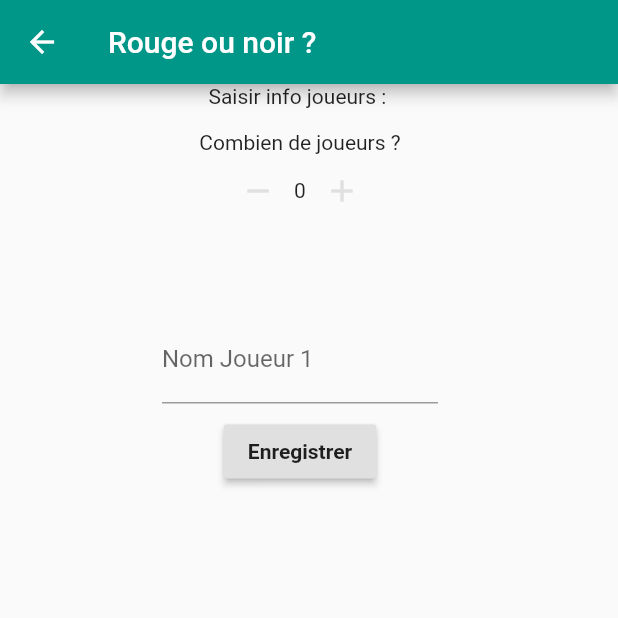
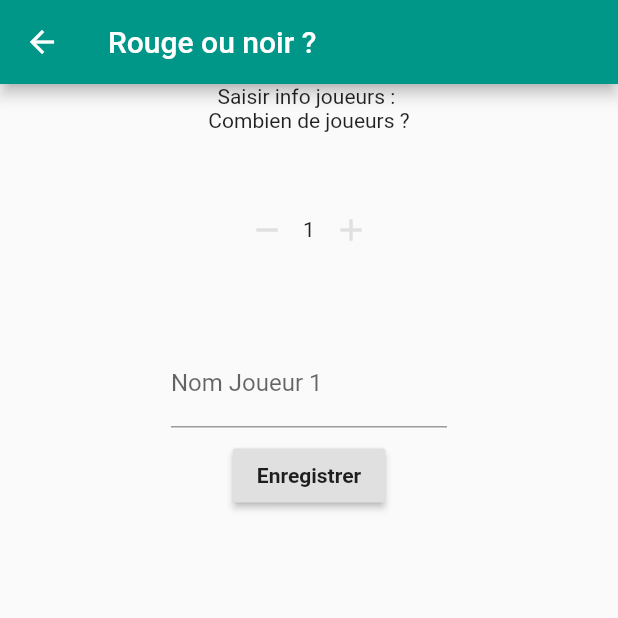
Before and after one commit to dianecdr/rouge_noir, a Flutter app: the screen it shows after launch, after a tap on "Commencer une partie", on a phone screen of 412 x 824 dp, the top half of it. Run offline on Flutter 3.47's test engine with Material 2 defaults, Android fonts, the phone set to English and light mode, and no system bars; our stand-ins replace material_design_icons_flutter; accounts and stored records are empty.

Commit message:
start handling user register before starting game

```diff
--- a/lib/screens/homepage_screen.dart
+++ b/lib/screens/homepage_screen.dart
@@ -1,12 +1,12 @@
 import 'package:flutter/cupertino.dart';
 import 'package:flutter/material.dart';
 
-import 'register_players_screen.dart';
+import 'register_users_screen.dart';
 
 class HomePageScreen extends StatelessWidget {
   void selectStartGame(BuildContext ctx) {
     Navigator.of(ctx).push(MaterialPageRoute(builder: (_) {
-      return RegisterPlayersScreen();
+      return RegisterUsersScreen();
     }));
   }
 
--- a/lib/screens/register_players_screen.dart
+++ /dev/null
@@ -1,81 +0,0 @@
-import 'package:flutter/material.dart';
-import 'package:rouge_noir/screens/game_screen.dart';
-import 'package:rouge_noir/widget/info_user_form.dart';
-
-class RegisterPlayersScreen extends StatefulWidget {
-  @override
-  _RegisterPlayersScreenState createState() => _RegisterPlayersScreenState();
-}
-
-class _RegisterPlayersScreenState extends State<RegisterPlayersScreen> {
-  void selectRegisterPlayers(BuildContext ctx) {
-    Navigator.of(ctx).push(
-      MaterialPageRoute(builder: (_) {
-        return GameScreen();
-      }),
-    );
-  }
-
-  @override
-  int nbUsers = 0;
-
-  void increaseNbUsers() {
-    setState(() {
-      nbUsers++;
-    });
-  }
-
-  void decreaseNbUsers() {
-    setState(() {
-      nbUsers--;
-    });
-  }
-
-  Widget build(BuildContext context) {
-    return Scaffold(
-      appBar: AppBar(
-        title: Text('Rouge ou noir ?'),
-      ),
-      body: Container(
-        width: 400,
-        child: Column(
-          children: <Widget>[
-            Container(
-              child: Text('Saisir info joueurs : '),
-            ),
-            Container(
-              margin: EdgeInsets.all(15),
-              height: 100,
-              child: Column(
-                children: <Widget>[
-                  Text('Combien de joueurs ?'),
-                  Row(
-                    mainAxisAlignment: MainAxisAlignment.center,
-                    children: <Widget>[
-                      IconButton(
-                        icon: Icon(Icons.remove),
-                        color: Theme.of(context).buttonColor,
-                        onPressed: decreaseNbUsers,
-                      ),
-                      Text(nbUsers.toString()),
-                      IconButton(
-                        icon: Icon(Icons.add),
-                        color: Theme.of(context).buttonColor,
-                        onPressed: increaseNbUsers,
-                      )
-                    ],
-                  )
-                ],
-              ),
-            ),
-            InfoUserForm(),
-            RaisedButton(
-              child: Text('Enregistrer'),
-              onPressed: () => selectRegisterPlayers(context),
-            )
-          ],
-        ),
-      ),
-    );
-  }
-}
--- /dev/null
+++ b/lib/screens/register_users_screen.dart
@@ -0,0 +1,83 @@
+import 'package:flutter/material.dart';
+import 'package:rouge_noir/models/user.dart';
+import 'package:rouge_noir/screens/game_screen.dart';
+import 'package:rouge_noir/widget/info_user_form.dart';
+
+class RegisterUsersScreen extends StatefulWidget {
+  @override
+  _RegisterUsersScreenState createState() => _RegisterUsersScreenState();
+}
+
+class _RegisterUsersScreenState extends State<RegisterUsersScreen> {
+  List<User> users = [];
+  int nbUsers = 1;
+  List<TextEditingController> userNameControllers = [TextEditingController()];
+
+  void registerUsers(BuildContext ctx) {
+    users.add(User(name: userNameControllers[0].text));
+
+    // Display game screen
+    Navigator.of(ctx).push(
+      MaterialPageRoute(builder: (_) {
+        return GameScreen(users);
+      }),
+    );
+  }
+
+  void increaseNbUsers() {
+    setState(() {
+      nbUsers++;
+    });
+  }
+
+  void decreaseNbUsers() {
+    setState(() {
+      nbUsers--;
+    });
+  }
+
+  @override
+  Widget build(BuildContext context) {
+    return Scaffold(
+      appBar: AppBar(
+        title: Text('Rouge ou noir ?'),
+      ),
+      body: Container(
+        width: 600,
+        child: Column(
+          children: <Widget>[
+            Text('Saisir info joueurs : '),
+            Text('Combien de joueurs ?'),
+            Container(
+              margin: EdgeInsets.all(15),
+              height: 100,
+              child: Row(
+                mainAxisAlignment: MainAxisAlignment.center,
+                children: <Widget>[
+                  IconButton(
+                    icon: Icon(Icons.remove),
+                    color: Theme.of(context).buttonColor,
+                    onPressed: decreaseNbUsers,
+                  ),
+                  Text(nbUsers.toString()),
+                  IconButton(
+                    icon: Icon(Icons.add),
+                    color: Theme.of(context).buttonColor,
+                    onPressed: increaseNbUsers,
+                  )
+                ],
+              ),
+            ),
+            InfoUserForm(
+              userNameController: userNameControllers[0],
+            ),
+            RaisedButton(
+              child: Text('Enregistrer'),
+              onPressed: () => registerUsers(context),
+            )
+          ],
+        ),
+      ),
+    );
+  }
+}
--- a/lib/widget/info_user_form.dart
+++ b/lib/widget/info_user_form.dart
@@ -1,7 +1,9 @@
 import 'package:flutter/material.dart';
 
 class InfoUserForm extends StatelessWidget {
-  final userNameController = TextEditingController();
+  final TextEditingController userNameController;
+
+  InfoUserForm({@required this.userNameController});
 
   @override
   Widget build(BuildContext context) {
```
Also changed, not shown: lib/screens/game_screen.dart (+14 -15 lines).
